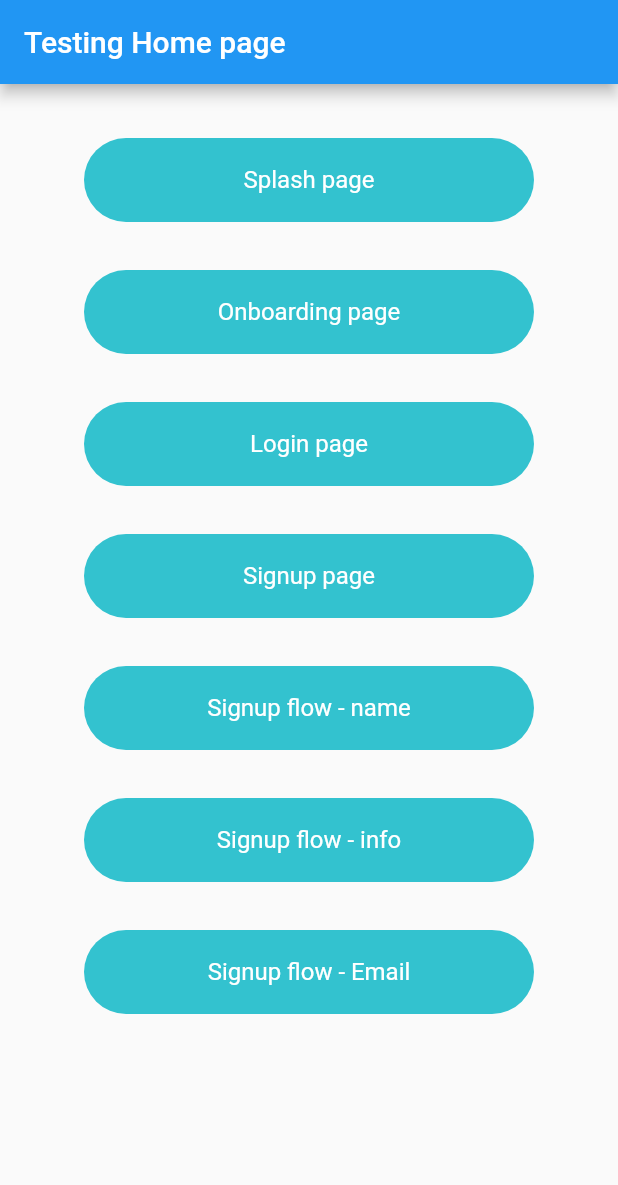
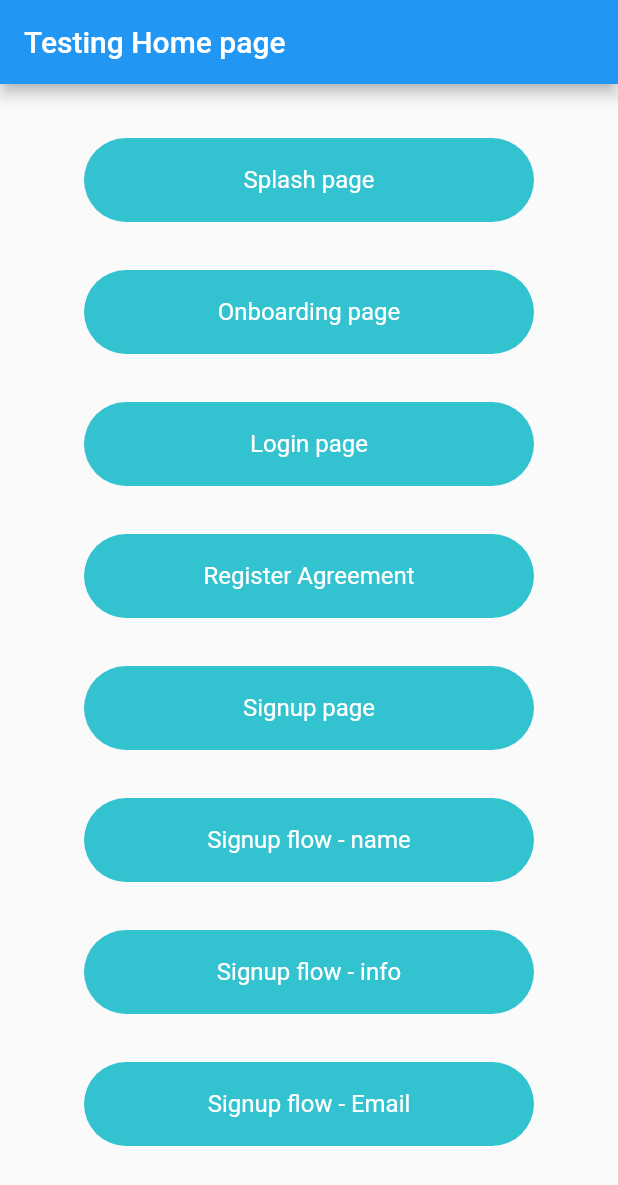
Before and after one commit to rich-chang/f_app, a Flutter app: the screen it shows after launch, on a phone screen of 412 x 824 dp. Shown: the top 1185 px of the screen. Run offline on Flutter 3.47's test engine with Material 2 defaults, Android fonts, the phone set to English and light mode, and no system bars; our stand-ins replace flutter_svg, introduction_screen; Roboto replaces fonts that are missing (Noto Sans TC).

Commit message:
Add Agreement button on temp main page

```diff
--- a/lib/main.dart
+++ b/lib/main.dart
@@ -3,8 +3,8 @@ import 'package:flutter/material.dart';
 import 'package:florish_app/screen/splash.dart';
 import 'package:florish_app/screen/onboarding/onboarding_page.dart';
 import 'package:florish_app/screen/login/login_page.dart';
+import 'package:florish_app/screen/signup/agreement_page.dart';
 import 'package:florish_app/screen/signup/signup_page.dart';
-import 'package:florish_app/screen/signup/agreement_page.dart';
 import 'package:florish_app/screen/signup/signup_flow_name.dart';
 import 'package:florish_app/screen/signup/signup_flow_info.dart';
 import 'package:florish_app/screen/signup/signup_flow_email.dart';
@@ -172,6 +172,41 @@ class _TempHomeState extends State<TempHome> {
                   child: ElevatedButton(
                     //If onPressed and onLongPress callbacks are null, then the button will be disabled.
                     onPressed: () {
+                      debugPrint('Register Agreement');
+                      Navigator.push(
+                          context,
+                          MaterialPageRoute(
+                              builder: (context) => const AgreementPage()));
+                    },
+                    style: ElevatedButton.styleFrom(
+                      elevation: 0.0,
+                      primary: const Color(0xFF33C2CF),
+                      shape: RoundedRectangleBorder(
+                        borderRadius: BorderRadius.circular(68.0),
+                      ),
+                    ),
+                    child: const Text(
+                      'Register Agreement',
+                      style: TextStyle(
+                        color: Colors.white,
+                        fontFamily: 'Noto Sans TC',
+                        fontSize: 16,
+                        fontWeight: FontWeight.w400,
+                      ),
+                    ),
+                  ),
+                ),
+              ),
+              const SizedBox(
+                height: 32,
+              ),
+              Center(
+                child: SizedBox(
+                  width: 300,
+                  height: 56,
+                  child: ElevatedButton(
+                    //If onPressed and onLongPress callbacks are null, then the button will be disabled.
+                    onPressed: () {
                       debugPrint('Signup main page');
                       Navigator.push(
                           context,
```
